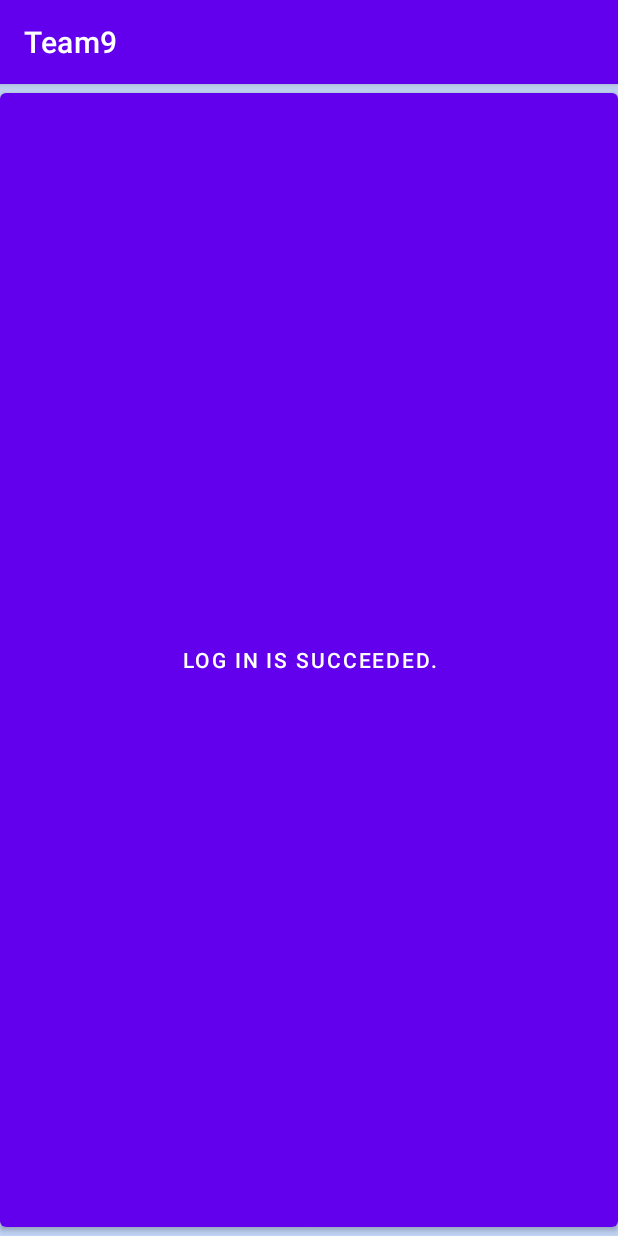
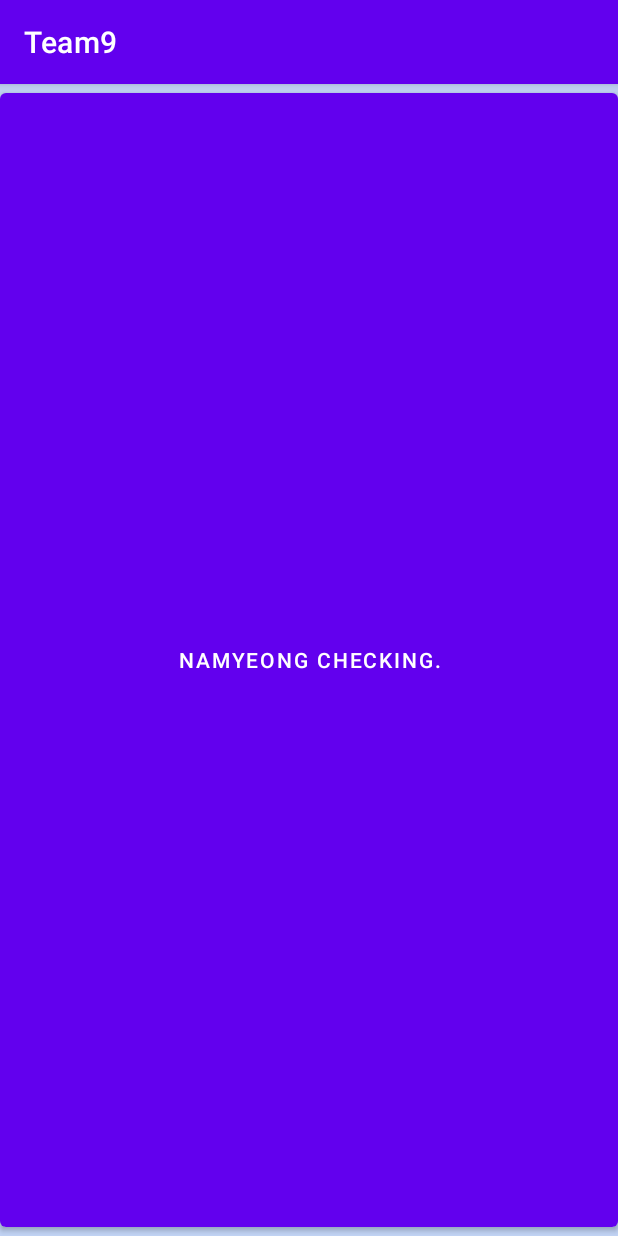
Before and after one commit to OSsunNO/Team9_Mobile_Programming_Project, an Android app: the MainActivity screen opened directly, with no data from a screen before it, on a phone screen of 412 x 824 dp. Run offline under Robolectric (Android 15) with nearby library versions, the phone set to English and light mode, and no system bars; our stand-ins replace Firebase (no records; nobody signed in at launch, a user with empty details on screens opened directly).

Commit message:
Namyeong commit

```diff
--- a/app/src/main/res/layout/activity_main.xml
+++ b/app/src/main/res/layout/activity_main.xml
@@ -12,7 +12,7 @@
        android:id="@+id/gSignInBtn"
        android:layout_width="match_parent"
        android:layout_height="match_parent"
-       android:text="Log In is succeeded."
+       android:text="Namyeong Checking."
        tools:layout_editor_absoluteX="-33dp"
        tools:layout_editor_absoluteY="52dp" />
 </androidx.constraintlayout.widget.ConstraintLayout>
```
